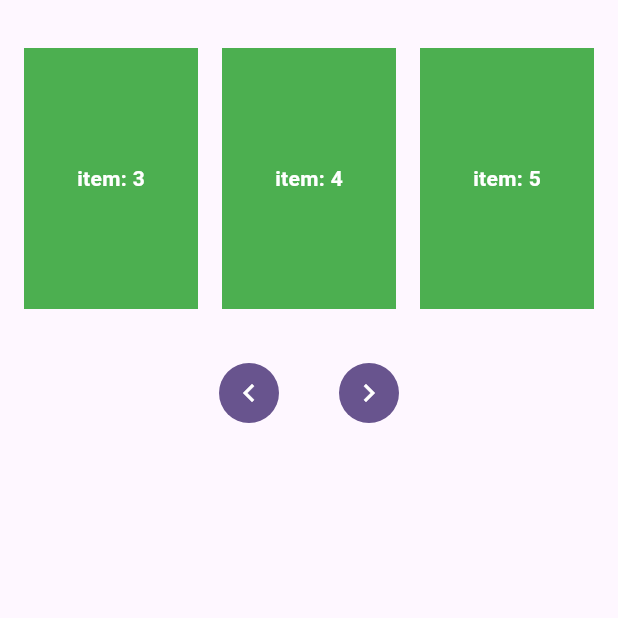
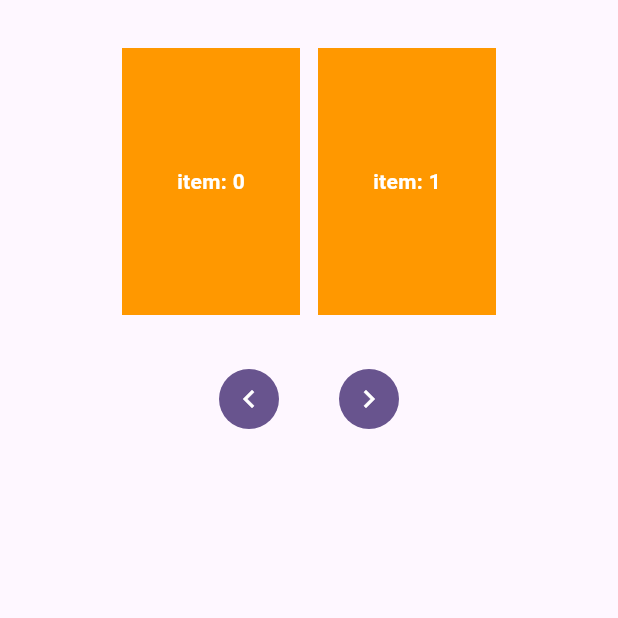
Before and after one commit to rutikeyone/flutter_horizontal_list_view, a Flutter app: the screen it shows after launch, after a tap on the "chevron right" icon, on a phone screen of 412 x 824 dp, the top half of it. Run offline on Flutter 3.47's test engine with Material 2 defaults, Android fonts, the phone set to English and light mode, and no system bars.

Commit message:
modified:   CHANGELOG.md 	modified:   example/lib/main.dart 	modified:   example/pubspec.lock 	modified:   lib/src/horizontal_list_view.dart 	modified:   pubspec.yaml

```diff
--- a/example/lib/main.dart
+++ b/example/lib/main.dart
@@ -37,22 +37,28 @@ class _MyHomePageState extends State<MyHomePage> {
   @override
   Widget build(BuildContext context) {
     return Scaffold(
-      body: SingleChildScrollView(
+      body: SafeArea(
+        child: SingleChildScrollView(
           padding: const EdgeInsets.symmetric(horizontal: 16.0),
           child: Column(
             mainAxisAlignment: MainAxisAlignment.center,
             children: <Widget>[
               const SizedBox(height: 32.0),
+              ListView.builder(
+                shrinkWrap: true,
+                itemCount: 0,
+                itemBuilder: (context, index) => SizedBox(),
+              ),
               HorizontalListView(
                 crossAxisCount: 3,
-              crossAxisSpacing: 16,
+                crossAxisSpacing: 12,
                 controller: _controller,
-              itemCount: 12,
+                itemCount: 2,
                 itemBuilder: (BuildContext context, int index) {
                   return AspectRatio(
                     aspectRatio: 2 / 3,
                     child: Container(
-                    color: Colors.green,
+                      color: Colors.orange,
                       child: Center(
                         child: Text(
                           'item: $index',
@@ -72,14 +78,10 @@ class _MyHomePageState extends State<MyHomePage> {
                 children: [
                   IconButton.filled(
                     onPressed: () {
-                    _controller
-                        .animateToPage(
+                      _controller.animateToPage(
                         _controller.currentPage - 1,
                         duration: const Duration(milliseconds: 500),
                         curve: Curves.linearToEaseOut,
-                        )
-                        .then(
-                          (_) => setState(() {}),
                       );
                     },
                     icon: const Icon(Icons.chevron_left),
@@ -87,14 +89,10 @@ class _MyHomePageState extends State<MyHomePage> {
                   const SizedBox(width: 32),
                   IconButton.filled(
                     onPressed: () {
-                    _controller
-                        .animateToPage(
+                      _controller.animateToPage(
                         _controller.currentPage + 1,
                         duration: const Duration(milliseconds: 500),
                         curve: Curves.linearToEaseOut,
-                        )
-                        .then(
-                          (_) => setState(() {}),
                       );
                     },
                     icon: const Icon(Icons.chevron_right),
@@ -104,6 +102,7 @@ class _MyHomePageState extends State<MyHomePage> {
             ],
           ),
         ),
+      ),
     );
   }
 }
--- a/lib/src/horizontal_list_view.dart
+++ b/lib/src/horizontal_list_view.dart
@@ -1,8 +1,9 @@
+import 'dart:math' as math;
 import 'package:flutter/material.dart';
 import 'package:horizontal_list_view/src/snap_scroll_physic.dart';
 
 /// Custom Horizontal list view widget for flutter
-class HorizontalListView extends StatelessWidget {
+class HorizontalListView extends StatefulWidget {
   const HorizontalListView({
     required this.crossAxisCount,
     this.crossAxisSpacing = 0,
@@ -28,35 +29,64 @@ class HorizontalListView extends StatelessWidget {
   final Widget Function(BuildContext context, int index) itemBuilder;
 
   @override
+  State<HorizontalListView> createState() => _HorizontalListViewState();
+}
+
+class _HorizontalListViewState extends State<HorizontalListView> {
+  void rebuildAllChildren(BuildContext context) {
+    void rebuild(Element el) {
+      el.markNeedsBuild();
+      el.visitChildren(rebuild);
+    }
+
+    (context as Element).visitChildren(rebuild);
+  }
+
+  Key _key = UniqueKey();
+
+  int _computeActualChildCount(int itemCount) {
+    return math.max(0, itemCount * 2 - 1);
+  }
+
+  @override
   Widget build(BuildContext context) {
     return LayoutBuilder(
+      key: _key,
       builder: (context, constraints) {
-        double snapSize = constraints.maxWidth + crossAxisSpacing;
+        double snapSize = constraints.maxWidth + widget.crossAxisSpacing;
 
-        if (controller != null) {
-          controller!.snapSize = snapSize;
+        SnapScrollSize scrollPhysics = SnapScrollSize(snapSize: snapSize);
+
+        if (!_key.toString().contains(snapSize.toString())) {
+          Future.delayed(Duration.zero, () {
+            rebuildAllChildren(context);
+            _key = new Key('snap-$snapSize');
+            setState(() {});
+          });
         }
 
-        double itemWidth =
-            (constraints.maxWidth - ((crossAxisCount - 1) * crossAxisSpacing)) /
-                crossAxisCount;
+        if (widget.controller != null) {
+          widget.controller!.snapSize = snapSize;
+        }
+
+        double itemWidth = (constraints.maxWidth -
+                ((widget.crossAxisCount - 1) * widget.crossAxisSpacing)) /
+            widget.crossAxisCount;
         return SingleChildScrollView(
-          controller: controller,
-          physics: SnapScrollSize(
-            snapSize: snapSize,
-          ),
+          controller: widget.controller,
+          physics: scrollPhysics,
           scrollDirection: Axis.horizontal,
           child: Row(
             children: List.generate(
-              itemCount * 2 - 1,
+              _computeActualChildCount(widget.itemCount),
               (index) {
                 if (index.isEven) {
                   return SizedBox(
                     width: itemWidth,
-                    child: itemBuilder.call(context, index ~/ 2),
+                    child: widget.itemBuilder.call(context, index ~/ 2),
                   );
                 } else {
-                  return SizedBox(width: crossAxisSpacing);
+                  return SizedBox(width: widget.crossAxisSpacing);
                 }
               },
             ),
@@ -66,8 +96,6 @@ class HorizontalListView extends StatelessWidget {
     );
   }
 }
-
-class PageChangeNotifier extends ChangeNotifier {}
 
 /// Custom scroll controller for controlling the horizontal list view's behavior.
 class HorizontalListViewController extends ScrollController {
@@ -84,7 +112,7 @@ class HorizontalListViewController extends ScrollController {
       page = 0;
       offset = position.minScrollExtent;
     }
-    if (page > pageLenght) {
+    if (page >= pageLenght) {
       page = pageLenght;
       offset = position.maxScrollExtent;
     }
@@ -93,10 +121,14 @@ class HorizontalListViewController extends ScrollController {
   }
 
   /// Gets the current visible page.
-  int get currentPage => (position.pixels / _snapSize).abs().toInt();
+  int get currentPage {
+    String roundedPage = (position.pixels / _snapSize).toStringAsFixed(1);
+    int parsedNumber = double.parse(roundedPage).ceil();
+    return parsedNumber;
+  }
 
   /// Gets the total number of pages in the list.
-  int get pageLenght => position.maxScrollExtent ~/ _snapSize;
+  int get pageLenght => (position.maxScrollExtent / _snapSize).ceil();
 
   double _snapSize = 0;
 
--- a/pubspec.yaml
+++ b/pubspec.yaml
@@ -1,6 +1,6 @@
 name: horizontal_list_view
 description: Flutter horizontal list view with fixed crossAxisCount.
-version: 1.0.2
+version: 1.0.3
 homepage: https://github.com/Nika0000/flutter_horizontal_list_view
 repository: https://github.com/Nika0000/flutter_horizontal_list_view
 
```
Also changed, not shown: example/pubspec.lock, 1 other file. Lines whose indentation alone changed are shown as unchanged.
